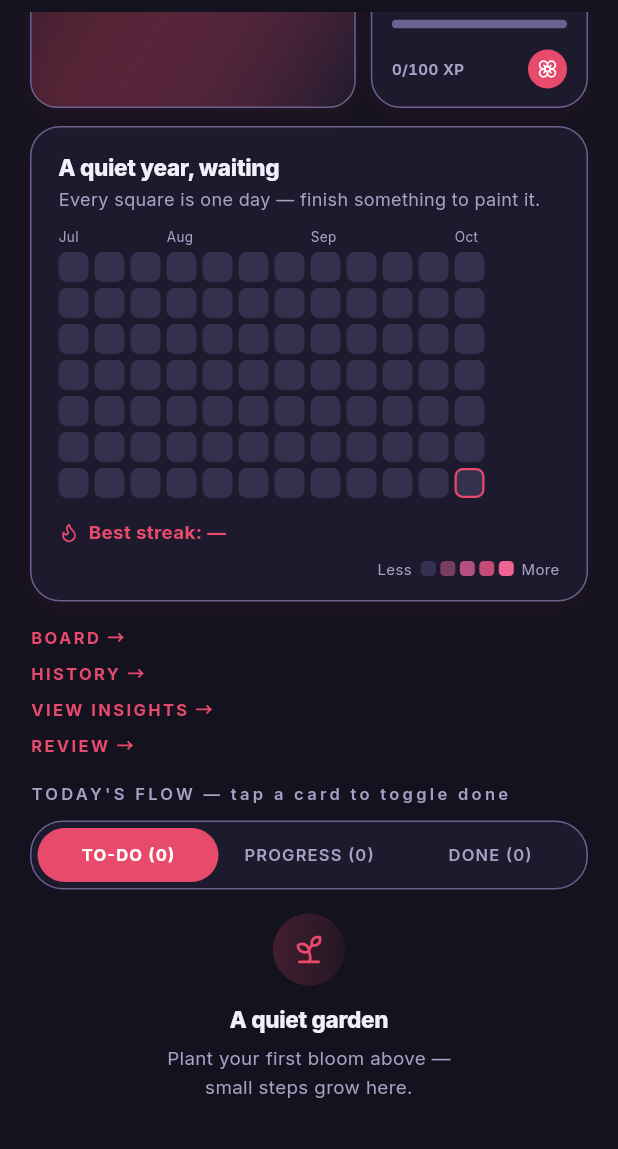
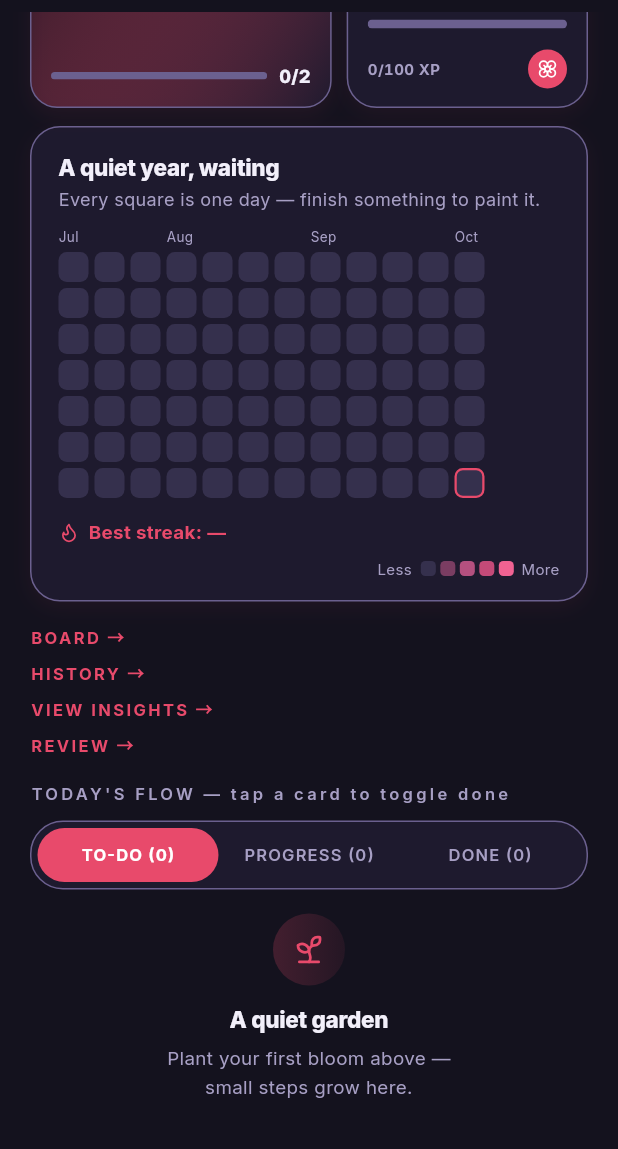
Before and after one commit to miyamurah1/Default-Project, a Flutter app: the HomeScreen screen opened directly, scrolled down 332 dp, on a phone screen of 412 x 824 dp, the part 87-1236 px from its top. Run offline on Flutter 3.47's test engine with Material 3 defaults, Android fonts, the phone set to English and light mode, and no system bars; our stand-ins replace firebase_auth, firebase_core, flutter_local_notifications, flutter_timezone, google_fonts, google_sign_in and 4 more; accounts and stored records are empty; generated files the repository leaves out were written again; network calls fail; Roboto replaces fonts that are missing (Zen Kaku Gothic New).

Commit message:
fix(ui): balance the Home bento focus/XP cells on phones
- Bento split 5:4 (was 3:2): the seedling cell gets ~140px at 360px so
  rank and streak text fit beside the badge
- Rank line shows the rank name only (the level digit already lives in
  the badge core) wrapped in a FittedBox, so long ranks shrink instead
  of ellipsising
- Compact intention cell fills its 130px slot: headline row on top and
  the progress bar pinned to the bottom - no dead band below it; the
  count moved next to the bar it describes, which also frees title
  width on phones

Contract tests: bar bottoms out within the cell padding and the rank
line measures as wide as its unwrapped text at 360px.

```diff
--- a/lib/screens/home_screen.dart
+++ b/lib/screens/home_screen.dart
@@ -425,7 +425,10 @@ class _HomeScreenState extends State<HomeScreen> {
         crossAxisAlignment: CrossAxisAlignment.stretch,
         children: [
           Expanded(
-            flex: 3,
+            // 5:4 (was 3:2): the seedling cell needs ~140px on a 360px
+            // phone for rank/streak text beside the badge — at 3:2 its
+            // text column collapsed to ~48px and ellipsised every rank.
+            flex: 5,
             child: DailyIntentionCard(
               compact: true,
               onTargetMet: _claimBloom,
@@ -433,7 +436,7 @@ class _HomeScreenState extends State<HomeScreen> {
           ),
           const SizedBox(width: 10),
           Expanded(
-            flex: 2,
+            flex: 4,
             child: _GameHud(onBloom: _claimBloom),
           ),
         ],
@@ -772,14 +775,21 @@ class _GameHud extends StatelessWidget {
                       crossAxisAlignment: CrossAxisAlignment.start,
                       mainAxisSize: MainAxisSize.min,
                       children: [
-                        Text(
-                          '${game.rankName} · Lv ${game.level}',
-                          maxLines: 1,
-                          overflow: TextOverflow.ellipsis,
-                          style: TextStyle(
-                            fontSize: 12.5,
-                            fontWeight: FontWeight.w800,
-                            color: SakuraColors.ink),
+                        // Rank name only — the level digit already lives
+                        // in the badge core and the cell is too narrow
+                        // for 'Name · Lv N' on phones. FittedBox shrinks
+                        // the longest rank ('Sakura Bloom') instead of
+                        // ellipsising it.
+                        FittedBox(
+                          fit: BoxFit.scaleDown,
+                          child: Text(
+                            game.rankName,
+                            maxLines: 1,
+                            style: TextStyle(
+                                fontSize: 12.5,
+                                fontWeight: FontWeight.w800,
+                                color: SakuraColors.ink),
+                          ),
                         ),
                         const SizedBox(height: 2),
                         Row(
--- a/lib/widgets/daily_intention_card.dart
+++ b/lib/widgets/daily_intention_card.dart
@@ -301,7 +301,12 @@ class _DailyIntentionCardState extends State<DailyIntentionCard> {
       ),
       child: Column(
         crossAxisAlignment: CrossAxisAlignment.start,
-        mainAxisSize: MainAxisSize.min,
+        // Fill the 130px bento cell: the headline block pins to the top
+        // and the bar + count row pins to the bottom. A min-size column
+        // left a dead band under the bar — the cell read half-empty
+        // beside the evenly-distributed GameHud on phones.
+        mainAxisSize: MainAxisSize.max,
+        mainAxisAlignment: MainAxisAlignment.spaceBetween,
         children: [
           Row(
             children: [
@@ -349,7 +354,31 @@ class _DailyIntentionCardState extends State<DailyIntentionCard> {
                   ],
                 ),
               ),
-              const SizedBox(width: 6),
+            ],
+          ),
+          // The count rides the bar row: the number sits beside the
+          // progress it describes, and the headline row keeps the full
+          // width for the target title on phones.
+          Row(
+            children: [
+              Expanded(
+                child: TweenAnimationBuilder<double>(
+                  tween: Tween<double>(begin: 0, end: _game.fraction),
+                  duration: AppMotion.progress,
+                  curve: AppMotion.progressCurve,
+                  builder: (context, v, _) => ClipRRect(
+                    borderRadius: BorderRadius.circular(3),
+                    child: LinearProgressIndicator(
+                      value: v,
+                      minHeight: 5,
+                      backgroundColor: SakuraColors.cardBorder,
+                      valueColor: AlwaysStoppedAnimation<Color>(
+                          SakuraColors.primary),
+                    ),
+                  ),
+                ),
+              ),
+              const SizedBox(width: 8),
               Text(
                 '${_game.progress.clamp(0, 1 << 30)}/${_game.goal}',
                 style: TextStyle(
@@ -360,22 +389,6 @@ class _DailyIntentionCardState extends State<DailyIntentionCard> {
                 ),
               ),
             ],
-          ),
-          const SizedBox(height: 9),
-          TweenAnimationBuilder<double>(
-            tween: Tween<double>(begin: 0, end: _game.fraction),
-            duration: AppMotion.progress,
-            curve: AppMotion.progressCurve,
-            builder: (context, v, _) => ClipRRect(
-              borderRadius: BorderRadius.circular(3),
-              child: LinearProgressIndicator(
-                value: v,
-                minHeight: 5,
-                backgroundColor: SakuraColors.cardBorder,
-                valueColor:
-                    AlwaysStoppedAnimation<Color>(SakuraColors.primary),
-              ),
-            ),
           ),
         ],
       ),
```
Also changed, not shown: 1 other file.
